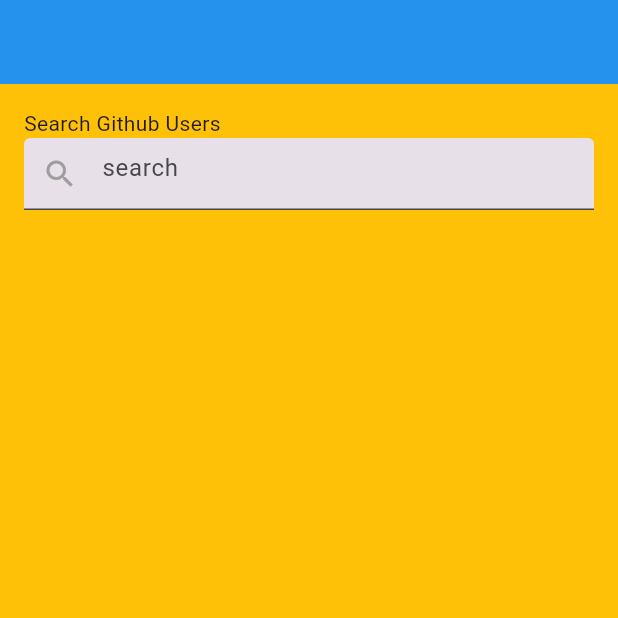
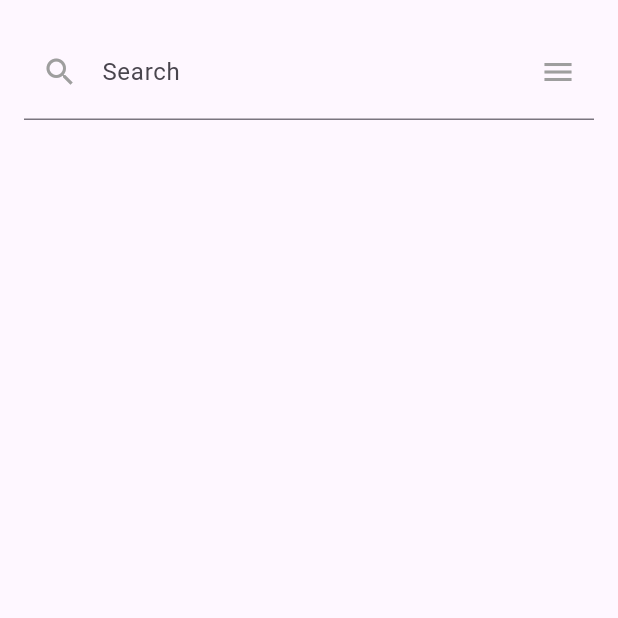
Before and after one commit to teddy-choe/GithubUserSearch, a Flutter app: the screen it shows after launch, on a phone screen of 412 x 824 dp, the top half of it. Run offline on Flutter 3.47's test engine with Material 2 defaults, Android fonts, the phone set to English and light mode, and no system bars.

Commit message:
add search response, models

```diff
--- a/lib/search.dart
+++ b/lib/search.dart
@@ -8,29 +8,29 @@
 }
 
 class _SearchPageState extends State<SearchPage> {
+  Widget _searchBar() {
+    return Padding(
+      padding: const EdgeInsets.only(bottom: 15),
+      child: TextField(
+        decoration: InputDecoration(
+          hintText: 'Search',
+          prefixIcon: const Icon(Icons.search, color: Colors.grey),
+          suffixIcon: const Icon(Icons.menu, color: Colors.grey),
+          contentPadding: const EdgeInsets.all(20)
+        ),
+      ),
+    );
+  }
+
+
   @override
   Widget build(BuildContext context) {
     return Scaffold(
-      backgroundColor: Colors.amber,
-      appBar: AppBar(
-        backgroundColor: Colors.blue,
-        elevation: 1,
-      ),
-      body: const Padding(
+      body: Padding(
         padding: EdgeInsets.all(16),
-        child: Column(
-          mainAxisAlignment: MainAxisAlignment.start,
-          crossAxisAlignment: CrossAxisAlignment.start,
+        child: ListView(
           children: [
-            Text("Search Github Users"),
-            TextField(
-              decoration: InputDecoration(
-                filled: true,
-                hintText: "search",
-                prefixIcon: Icon(Icons.search),
-                prefixIconColor: Colors.grey
-              ),
-            )
+            _searchBar(),
           ],
         ),
       ),
--- a/pubspec.yaml
+++ b/pubspec.yaml
@@ -36,6 +36,7 @@
   # Use with the CupertinoIcons class for iOS style icons.
   cupertino_icons: ^1.0.2
   http: ^1.1.0
+  provider: ^6.1.1
 
 dev_dependencies:
   flutter_test:
```
Also changed, not shown: lib/model/search_users_response.dart (added, +9 -0 lines), lib/model/user.dart (added, +42 -0 lines), lib/provider/search_provider.dart (added, +8 -0 lines), lib/provider/search_state.dart (added, +7 -0 lines), lib/repository/search_repository.dart (added, +9 -0 lines), pubspec.lock.
